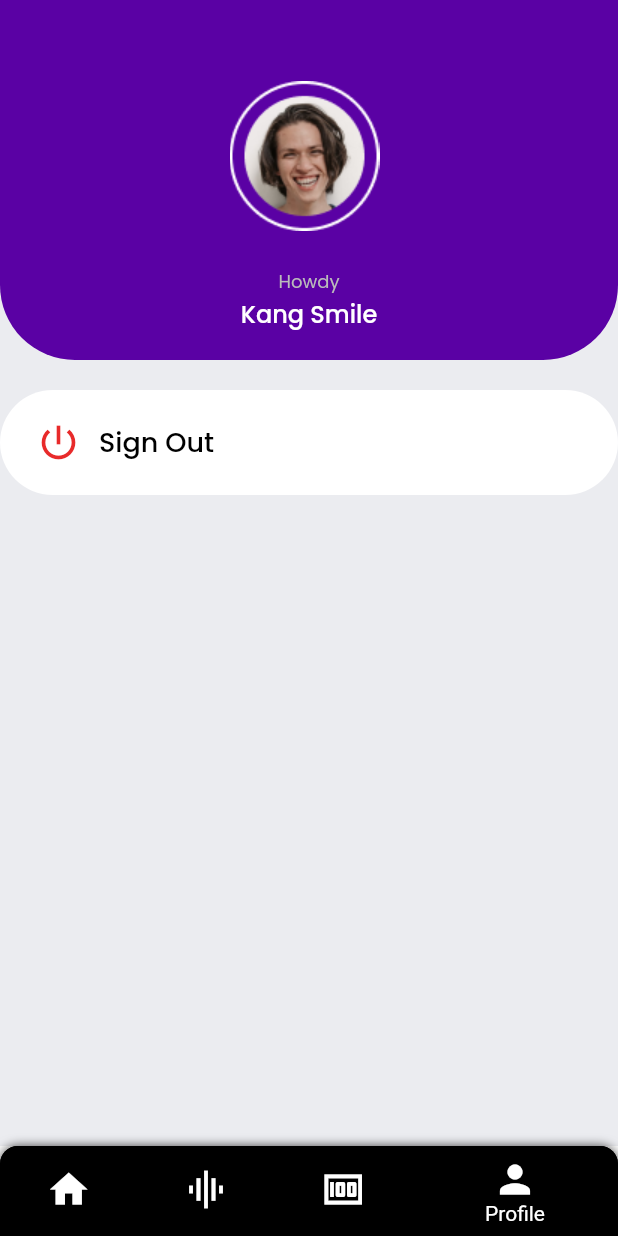
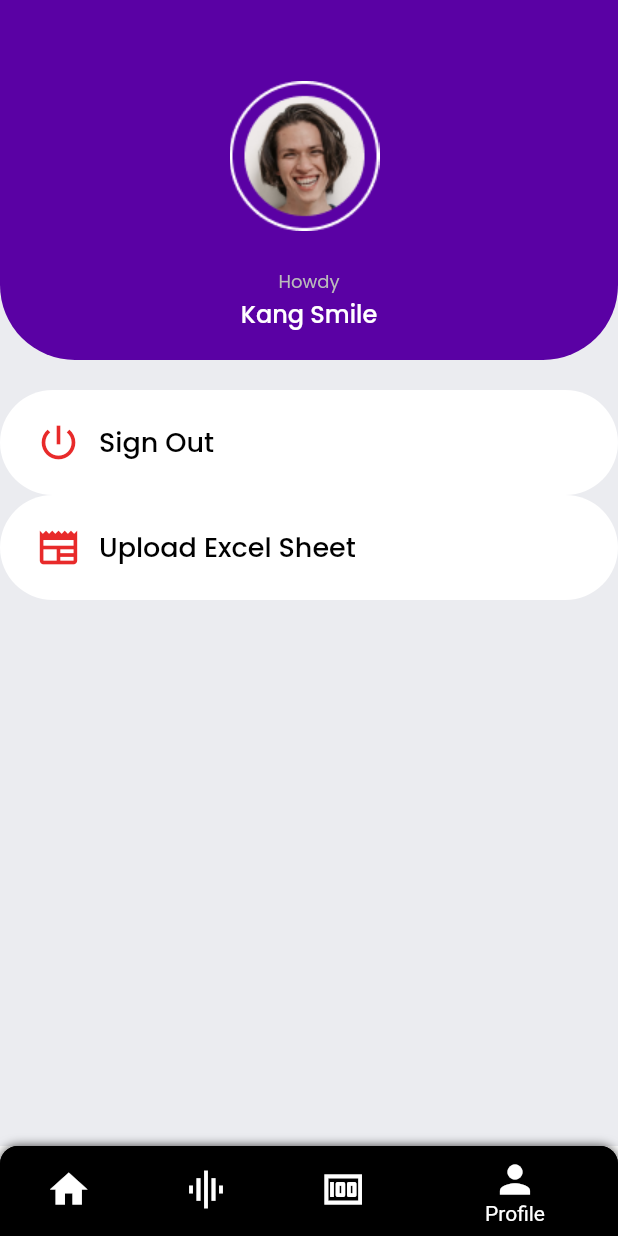
Before and after one commit to Fleonex/jupiter_clone, a Flutter app: the screen it shows once a user with an empty profile is signed in, item 4 of the bottom bar chosen, on a phone screen of 412 x 824 dp. Run offline on Flutter 3.47's test engine with Material 2 defaults, Android fonts, the phone set to English and light mode, and no system bars; our stand-ins replace cloud_firestore, csv, file_picker, firebase_auth, firebase_core, flutter_spinkit and 5 more; missing offline and left inert: dart:ffi, excel; accounts and stored records are empty.

Commit message:
Added Excel Sheet Button

```diff
--- a/lib/screens/Profile/profile.dart
+++ b/lib/screens/Profile/profile.dart
@@ -135,6 +135,61 @@ class _ProfilePageState extends State<ProfilePage> {
               ),
             ),
           ),
+          Container(
+            width: double.infinity,
+            height: 70,
+            decoration: const BoxDecoration(
+              color: white,
+              borderRadius: BorderRadius.only(
+                topLeft: Radius.circular(50),
+                topRight: Radius.circular(50),
+                bottomLeft: Radius.circular(50),
+                bottomRight: Radius.circular(50),
+              ),
+            ),
+            child: Padding(
+              padding: const EdgeInsets.only(
+                top: 20,
+                left: 24,
+                right: 24,
+              ),
+              child: Column(
+                children: [
+                  GestureDetector(
+                    onTap: () {
+
+                    },
+                    child: Row(
+                      mainAxisAlignment: MainAxisAlignment.center,
+                      children: [
+                        const Icon(Icons.newspaper, color: red, size: 30),
+                        const SizedBox(
+                          width: 12,
+                        ),
+                        Column(
+                          crossAxisAlignment: CrossAxisAlignment.center,
+                          children: [
+                            Text(
+                              'Upload Excel Sheet',
+                              style: GoogleFonts.poppins(
+                                fontSize: 18,
+                                fontWeight: FontWeight.w500,
+                                color: black,
+                              ),
+                            ),
+                          ],
+                        ),
+                        const Spacer(),
+                      ],
+                    ),
+                  ),
+                  const SizedBox(
+                    height: 20,
+                  ),
+                ],
+              ),
+            ),
+          ),
         ],
       ),
     );
```
